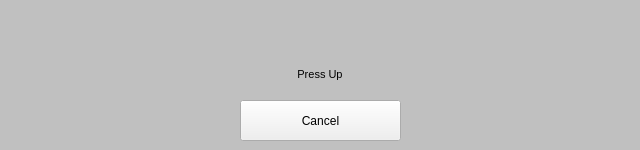
This is AntSnesQt/keyconfigdialog.ui in Summeli/AntSnes as Qt 5 draws it before an edit. The edited form follows.
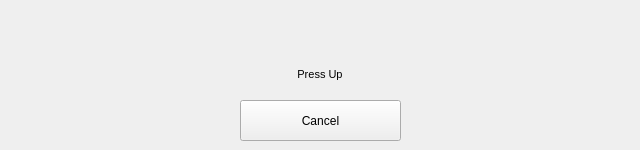
This is the edited form.

```diff
--- a/AntSnesQt/keyconfigdialog.ui
+++ b/AntSnesQt/keyconfigdialog.ui
@@ -28,9 +28,7 @@
     </rect>
    </property>
    <property name="styleSheet" >
-    <string notr="true" >QLabel{
-background-color: rgb(192, 192, 192 );
-}</string>
+    <string notr="true" />
    </property>
    <property name="text" >
     <string>&lt;!DOCTYPE HTML PUBLIC "-//W3C//DTD HTML 4.0//EN" "http://www.w3.org/TR/REC-html40/strict.dtd">
```
